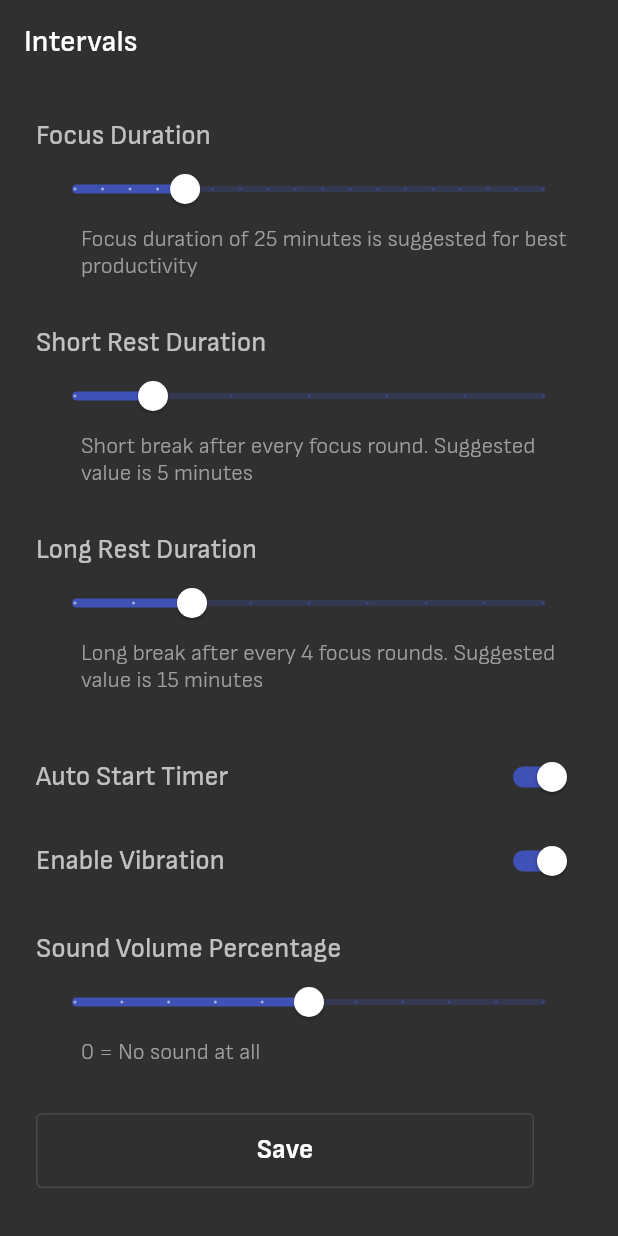
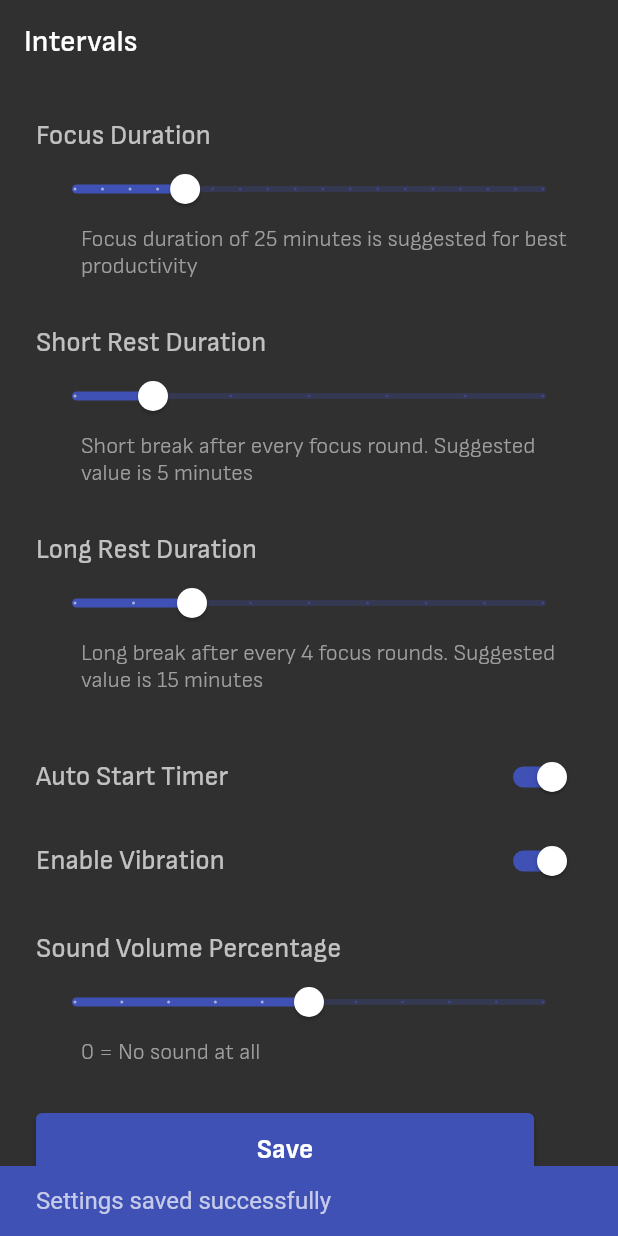
Before and after one commit to mmstq/pomodoro, a Flutter app: the screen it shows after launch, after a tap on "Save", on a phone screen of 412 x 824 dp. Run offline on Flutter 3.47's test engine with Material 2 defaults, Android fonts, the phone set to English and light mode, and no system bars; our stand-ins replace shared_preferences, sliding_clipped_nav_bar, timelines, vibration; missing offline and left inert: duration_picker; statements that could not run were skipped.

Commit message:
setting page +

```diff
--- a/lib/screens/interval_setting.dart
+++ b/lib/screens/interval_setting.dart
@@ -16,7 +16,6 @@ class _IntervalsState extends State<Intervals> {
   late double longRestTime;
   late bool vibrate;
   late bool autoTimer;
-  late bool sound;
   late double soundValue;
   late final SharedPreferences shared;
   late final TextStyle titleStyle;
@@ -25,19 +24,25 @@ class _IntervalsState extends State<Intervals> {
   void initialise() {
     shared = SharedPrefs.instance;
     titleStyle = const TextStyle(
-        fontSize: 18,
-        color: Colors.white70,
-        fontWeight: FontWeight.w400);
-    descriptionStyle = titleStyle.copyWith(fontSize: 15,
-        color: Colors.white54,
-        fontWeight: FontWeight.w300);
+        fontSize: 18, color: Colors.white70, fontWeight: FontWeight.w400);
+    descriptionStyle = titleStyle.copyWith(
+        fontSize: 15, color: Colors.white54, fontWeight: FontWeight.w300);
     focusTime = shared.getDouble('focusTime') ?? 25;
     restTime = shared.getDouble('restTime') ?? 5;
     longRestTime = shared.getDouble('longRestTime') ?? 15;
     soundValue = shared.getDouble('soundValue') ?? 5;
     vibrate = shared.getBool('vibrate') ?? true;
-    sound = shared.getBool('sound') ?? true;
     autoTimer = shared.getBool('autoTimer') ?? true;
+  }
+
+  Future<bool> save() async {
+    var saved = false;
+    saved = await shared.setDouble('focusTime', focusTime);
+    saved = await shared.setDouble('restTime', restTime);
+    saved = await shared.setDouble('longRestTime', longRestTime);
+    saved = await shared.setBool('vibrate', vibrate);
+    saved = await shared.setBool('autoTimer', autoTimer);
+    return saved;
   }
 
   @override
@@ -51,9 +56,7 @@ class _IntervalsState extends State<Intervals> {
     return Scaffold(
       appBar: AppBar(
         title: const Text('Intervals'),
-        backgroundColor: Theme
-            .of(context)
-            .scaffoldBackgroundColor,
+        backgroundColor: Theme.of(context).scaffoldBackgroundColor,
         elevation: 0,
       ),
       body: SingleChildScrollView(
@@ -63,8 +66,7 @@ class _IntervalsState extends State<Intervals> {
             mainAxisSize: MainAxisSize.min,
             crossAxisAlignment: CrossAxisAlignment.start,
             children: [
-              Text('Focus Duration',
-                  style: titleStyle),
+              Text('Focus Duration', style: titleStyle),
               Slider(
                   min: 5,
                   label: '${focusTime.toInt()} mins',
@@ -86,8 +88,7 @@ class _IntervalsState extends State<Intervals> {
               const SizedBox(
                 height: 32,
               ),
-              Text('Short Rest Duration',
-                  style: titleStyle),
+              Text('Short Rest Duration', style: titleStyle),
               Slider(
                   min: 0,
                   label: '${restTime.toInt()} mins',
@@ -109,8 +110,7 @@ class _IntervalsState extends State<Intervals> {
               const SizedBox(
                 height: 32,
               ),
-              Text('Long Rest Duration',
-                  style: titleStyle),
+              Text('Long Rest Duration', style: titleStyle),
               Slider(
                   min: 5,
                   label: '${longRestTime.toInt()} mins',
@@ -134,8 +134,7 @@ class _IntervalsState extends State<Intervals> {
               ),
               Row(
                 children: [
-                  Text('Auto Start Timer',
-                      style: titleStyle),
+                  Text('Auto Start Timer', style: titleStyle),
                   const Spacer(),
                   Switch(
                     value: autoTimer,
@@ -152,8 +151,7 @@ class _IntervalsState extends State<Intervals> {
               ),
               Row(
                 children: [
-                  Text('Enable Vibration',
-                      style: titleStyle),
+                  Text('Enable Vibration', style: titleStyle),
                   const Spacer(),
                   Switch(
                     value: vibrate,
@@ -166,9 +164,10 @@ class _IntervalsState extends State<Intervals> {
                   ),
                 ],
               ),
-              const SizedBox(height: 24,),
-              Text('Sound Volume Percentage',
-                  style: titleStyle),
+              const SizedBox(
+                height: 24,
+              ),
+              Text('Sound Volume Percentage', style: titleStyle),
               Slider(
                   min: 0,
                   label: '${soundValue.toInt()}',
@@ -183,15 +182,26 @@ class _IntervalsState extends State<Intervals> {
                   }),
               Padding(
                 padding: const EdgeInsets.only(left: 30),
-                child: Text(
-                    '0 = No sound at all',
-                    style: descriptionStyle),
+                child: Text('0 = No sound at all', style: descriptionStyle),
               ),
               const SizedBox(
                 height: 32,
               ),
-              OutlinedButton(
-                  onPressed: () {},
+              ElevatedButton(
+                style: ButtonStyle(elevation: ),
+                  onPressed: () async {
+                    save().then((value) {
+                      if (value) {
+                        ScaffoldMessenger.of(context).showSnackBar(SnackBar(
+                          content: Text(
+                            'Settings saved successfully',
+                            style: titleStyle.copyWith(fontSize: 16),
+                          ),
+                          backgroundColor: Colors.indigo,
+                        ));
+                      }
+                    });
+                  },
                   child: const SizedBox(
                       width: 300,
                       height: 50,
```
